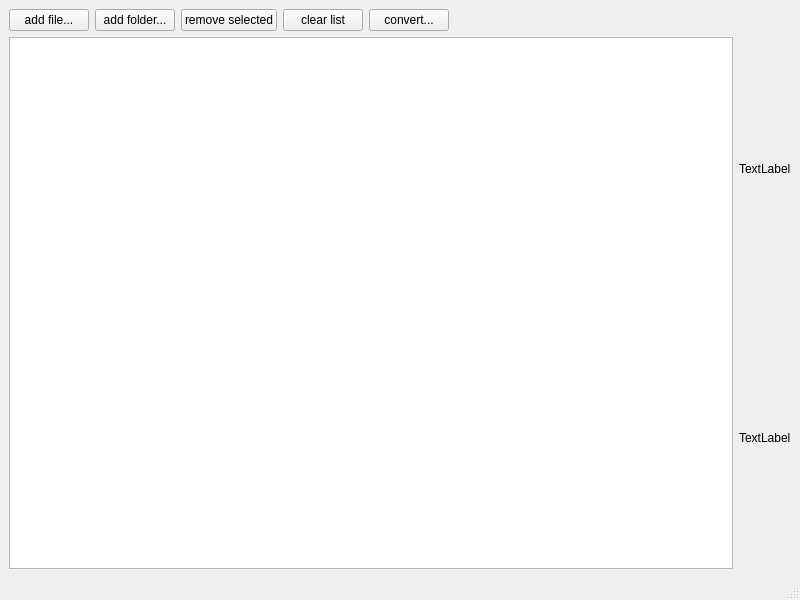
Before: the Qt Designer form cmainwindow.ui in birkeh/pictureConvert, drawn with Qt 5.
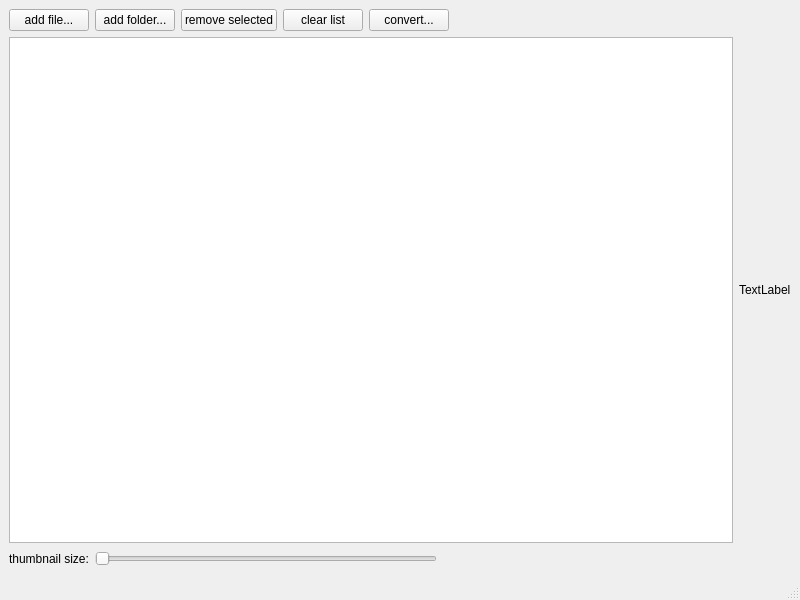
After: the same form once the commit is applied. Custom widgets are drawn as their Qt base class.

What changed in the file:
```diff
--- a/cmainwindow.ui
+++ b/cmainwindow.ui
@@ -80,19 +80,21 @@
            <bool>true</bool>
           </property>
           <property name="selectionMode">
-           <enum>QAbstractItemView::MultiSelection</enum>
+           <enum>QAbstractItemView::ExtendedSelection</enum>
+          </property>
+          <property name="iconSize">
+           <size>
+            <width>0</width>
+            <height>0</height>
+           </size>
+          </property>
+          <property name="rootIsDecorated">
+           <bool>false</bool>
           </property>
          </widget>
         </item>
         <item>
          <layout class="QVBoxLayout" name="verticalLayout_2">
-          <item>
-           <widget class="QLabel" name="m_lpPicturePreview">
-            <property name="text">
-             <string>TextLabel</string>
-            </property>
-           </widget>
-          </item>
           <item>
            <widget class="QLabel" name="m_lpPictureData">
             <property name="text">
@@ -106,6 +108,53 @@
       </item>
      </layout>
     </item>
+    <item row="1" column="0">
+     <layout class="QHBoxLayout" name="horizontalLayout_3">
+      <item>
+       <widget class="QLabel" name="label">
+        <property name="text">
+         <string>thumbnail size:</string>
+        </property>
+       </widget>
+      </item>
+      <item>
+       <widget class="QSlider" name="m_lpThumbnailSize">
+        <property name="minimum">
+         <number>16</number>
+        </property>
+        <property name="maximum">
+         <number>150</number>
+        </property>
+        <property name="pageStep">
+         <number>16</number>
+        </property>
+        <property name="orientation">
+         <enum>Qt::Horizontal</enum>
+        </property>
+       </widget>
+      </item>
+      <item>
+       <widget class="QLabel" name="m_lpThumbnailSizeValue">
+        <property name="text">
+         <string/>
+        </property>
+       </widget>
+      </item>
+      <item>
+       <spacer name="horizontalSpacer_2">
+        <property name="orientation">
+         <enum>Qt::Horizontal</enum>
+        </property>
+        <property name="sizeHint" stdset="0">
+         <size>
+          <width>40</width>
+          <height>20</height>
+         </size>
+        </property>
+       </spacer>
+      </item>
+     </layout>
+    </item>
    </layout>
   </widget>
   <widget class="QMenuBar" name="menubar">
```
Left out of the diff: 2 changed lines with no effect on the pictures.
